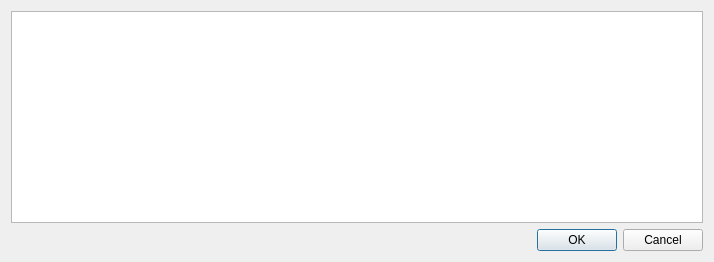
Before: the Qt Designer form views/disassemblerview/crossreferencedialog/crossreferencedialog.ui in PREF/PREF, drawn with Qt 5.
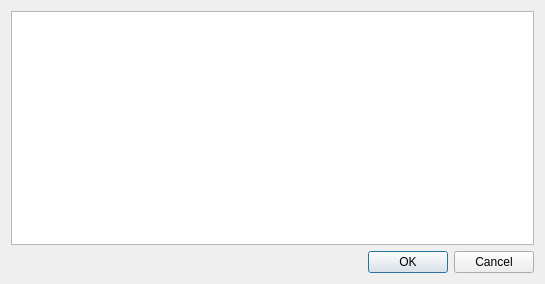
After: the same form once the commit is applied.

Diff of the .ui file:
```diff
--- a/views/disassemblerview/crossreferencedialog/crossreferencedialog.ui
+++ b/views/disassemblerview/crossreferencedialog/crossreferencedialog.ui
@@ -6,8 +6,8 @@
    <rect>
     <x>0</x>
     <y>0</y>
-    <width>714</width>
-    <height>262</height>
+    <width>545</width>
+    <height>284</height>
    </rect>
   </property>
   <property name="windowTitle">
```
